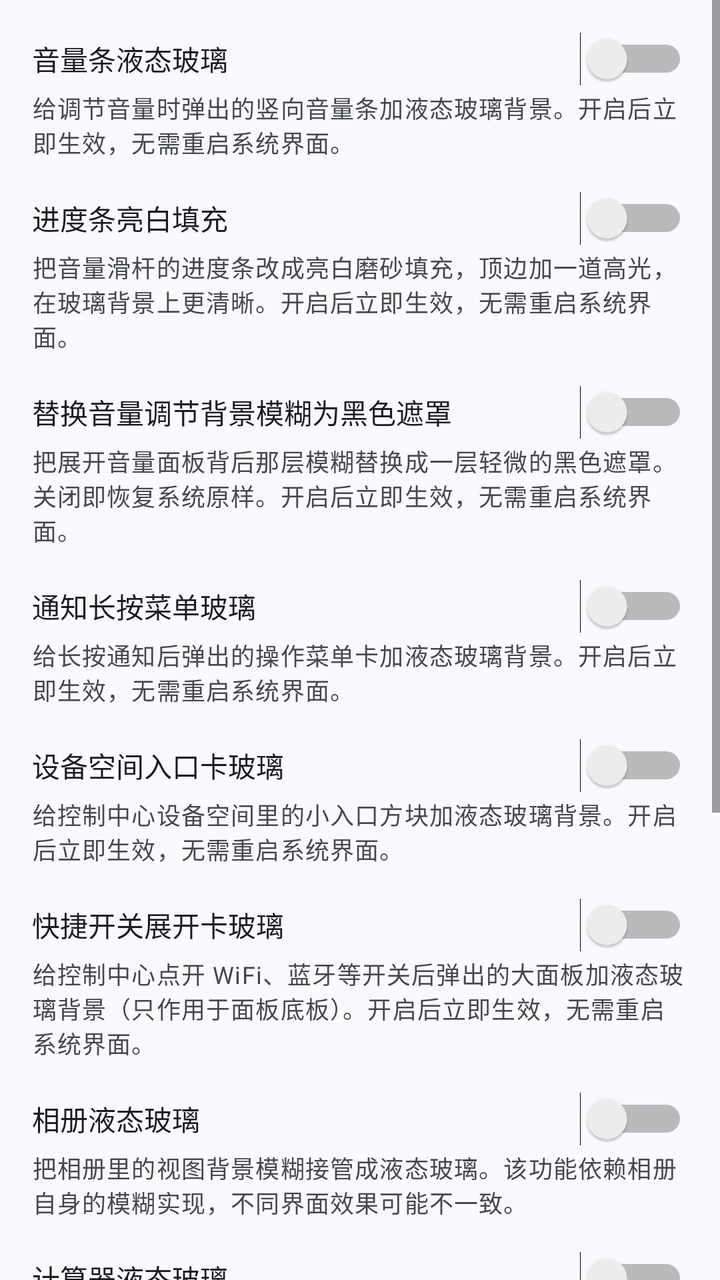
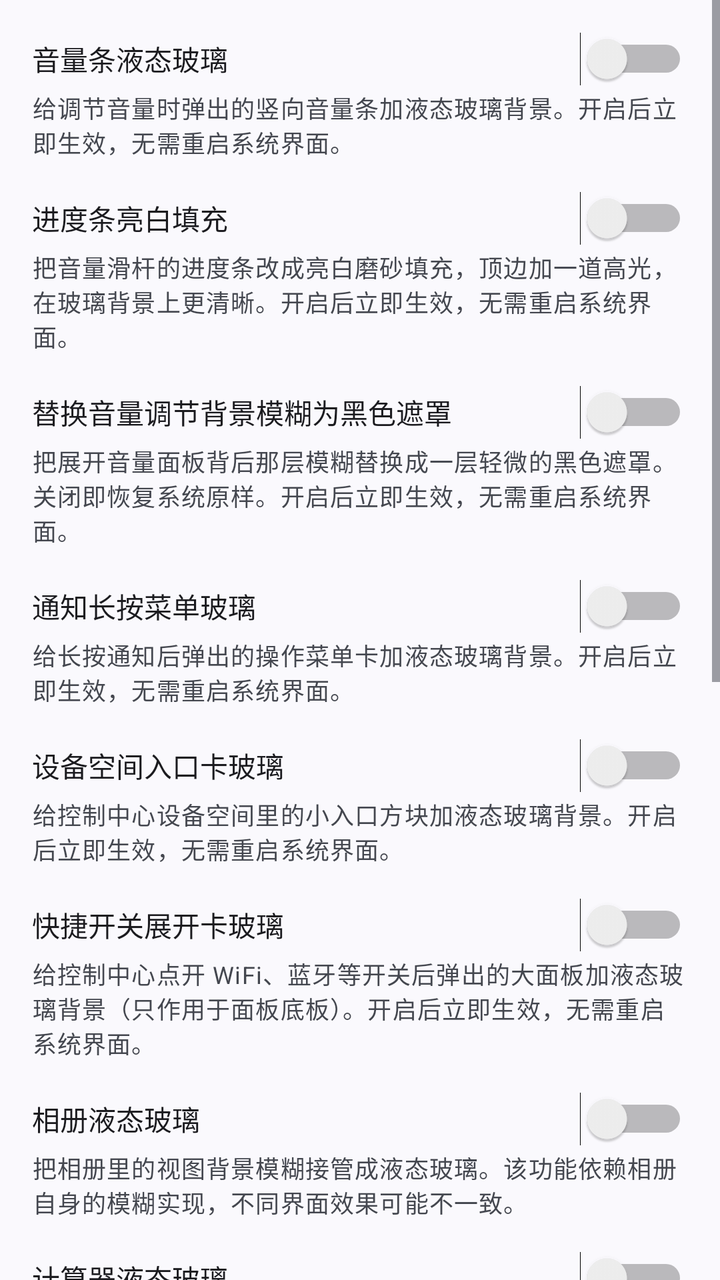

An Android layout rendered at two revisions. The XML below is the earlier revision; the diff shows what the commit changed to produce the second picture.
<!-- AndroidManifest.xml: application theme Theme.LiquidGlass -->
<!-- res/layout/view_cat_components.xml -->
<?xml version="1.0" encoding="utf-8"?>
<ScrollView xmlns:android="http://schemas.android.com/apk/res/android"
    android:layout_width="match_parent"
    android:layout_height="match_parent"
    android:fillViewport="true">

    <LinearLayout
        android:layout_width="match_parent"
        android:layout_height="wrap_content"
        android:orientation="vertical"
        android:padding="16dp">

        
        <Switch
            android:id="@+id/switchVolumeSeekBarGlass"
            android:layout_width="match_parent"
            android:layout_height="wrap_content"
            android:text="@string/settings_volume_seekbar_glass" />

        <TextView
            android:layout_width="match_parent"
            android:layout_height="wrap_content"
            android:layout_marginTop="2dp"
            android:text="@string/settings_volume_seekbar_glass_desc"
            android:textAppearance="?attr/textAppearanceBodySmall"
            android:textColor="?android:attr/textColorSecondary" />

        
        <Switch
            android:id="@+id/switchVolumePanelClean"
            android:layout_width="match_parent"
            android:layout_height="wrap_content"
            android:layout_marginTop="16dp"
            android:text="@string/settings_volume_panel_clean" />

        <TextView
            android:layout_width="match_parent"
            android:layout_height="wrap_content"
            android:layout_marginTop="2dp"
            android:text="@string/settings_volume_panel_clean_desc"
            android:textAppearance="?attr/textAppearanceBodySmall"
            android:textColor="?android:attr/textColorSecondary" />

        
        <Switch
            android:id="@+id/switchVolumePanelBackdrop"
            android:layout_width="match_parent"
            android:layout_height="wrap_content"
            android:layout_marginTop="16dp"
            android:text="@string/settings_volume_panel_backdrop" />

        <TextView
            android:layout_width="match_parent"
            android:layout_height="wrap_content"
            android:layout_marginTop="2dp"
            android:text="@string/settings_volume_panel_backdrop_desc"
            android:textAppearance="?attr/textAppearanceBodySmall"
            android:textColor="?android:attr/textColorSecondary" />

        
        <Switch
            android:id="@+id/switchNotificationPopupGlass"
            android:layout_width="match_parent"
            android:layout_height="wrap_content"
            android:layout_marginTop="16dp"
            android:text="@string/settings_notification_popup_glass" />

        <TextView
            android:layout_width="match_parent"
            android:layout_height="wrap_content"
            android:layout_marginTop="2dp"
            android:text="@string/settings_notification_popup_glass_desc"
            android:textAppearance="?attr/textAppearanceBodySmall"
            android:textColor="?android:attr/textColorSecondary" />

        
        <Switch
            android:id="@+id/switchDeviceEntranceGlass"
            android:layout_width="match_parent"
            android:layout_height="wrap_content"
            android:layout_marginTop="16dp"
            android:text="@string/settings_device_entrance_glass" />

        <TextView
            android:layout_width="match_parent"
            android:layout_height="wrap_content"
            android:layout_marginTop="2dp"
            android:text="@string/settings_device_entrance_glass_desc"
            android:textAppearance="?attr/textAppearanceBodySmall"
            android:textColor="?android:attr/textColorSecondary" />

        
        <Switch
            android:id="@+id/switchQsDetailGlass"
            android:layout_width="match_parent"
            android:layout_height="wrap_content"
            android:layout_marginTop="16dp"
            android:text="@string/settings_qs_detail_glass" />

        <TextView
            android:layout_width="match_parent"
            android:layout_height="wrap_content"
            android:layout_marginTop="2dp"
            android:text="@string/settings_qs_detail_glass_desc"
            android:textAppearance="?attr/textAppearanceBodySmall"
            android:textColor="?android:attr/textColorSecondary" />

        
        <Switch
            android:id="@+id/switchGalleryGlass"
            android:layout_width="match_parent"
            android:layout_height="wrap_content"
            android:layout_marginTop="16dp"
            android:text="@string/settings_gallery_glass" />

        <TextView
            android:layout_width="match_parent"
            android:layout_height="wrap_content"
            android:layout_marginTop="2dp"
            android:text="@string/settings_gallery_glass_desc"
            android:textAppearance="?attr/textAppearanceBodySmall"
            android:textColor="?android:attr/textColorSecondary" />

        
        <Switch
            android:id="@+id/switchCalculatorGlass"
            android:layout_width="match_parent"
            android:layout_height="wrap_content"
            android:layout_marginTop="16dp"
            android:text="@string/settings_calculator_glass" />

        <TextView
            android:layout_width="match_parent"
            android:layout_height="wrap_content"
            android:layout_marginTop="2dp"
            android:text="@string/settings_calculator_glass_desc"
            android:textAppearance="?attr/textAppearanceBodySmall"
            android:textColor="?android:attr/textColorSecondary" />

        
        <Switch
            android:id="@+id/switchSmartSidebarGlass"
            android:layout_width="match_parent"
            android:layout_height="wrap_content"
            android:layout_marginTop="16dp"
            android:text="@string/settings_smart_sidebar_glass" />

        <TextView
            android:layout_width="match_parent"
            android:layout_height="wrap_content"
            android:layout_marginTop="2dp"
            android:text="@string/settings_smart_sidebar_glass_desc"
            android:textAppearance="?attr/textAppearanceBodySmall"
            android:textColor="?android:attr/textColorSecondary" />

        
        <Switch
            android:id="@+id/switchAssistantScreenGlass"
            android:layout_width="match_parent"
            android:layout_height="wrap_content"
            android:layout_marginTop="16dp"
            android:text="@string/settings_assistant_screen_glass" />

        <TextView
            android:layout_width="match_parent"
            android:layout_height="wrap_content"
            android:layout_marginTop="2dp"
            android:text="@string/settings_assistant_screen_glass_desc"
            android:textAppearance="?attr/textAppearanceBodySmall"
            android:textColor="?android:attr/textColorSecondary" />

        
        <Switch
            android:id="@+id/switchGalleryShaderProbe"
            android:layout_width="match_parent"
            android:layout_height="wrap_content"
            android:layout_marginTop="16dp"
            android:text="@string/settings_gallery_shader_probe" />

        <TextView
            android:layout_width="match_parent"
            android:layout_height="wrap_content"
            android:layout_marginTop="2dp"
            android:text="@string/settings_gallery_shader_probe_desc"
            android:textAppearance="?attr/textAppearanceBodySmall"
            android:textColor="?android:attr/textColorSecondary" />

        
        <Switch
            android:id="@+id/switchClearAllBtnGlass"
            android:layout_width="match_parent"
            android:layout_height="wrap_content"
            android:layout_marginTop="16dp"
            android:text="@string/settings_clear_all_btn_glass" />

        <TextView
            android:layout_width="match_parent"
            android:layout_height="wrap_content"
            android:layout_marginTop="2dp"
            android:text="@string/settings_clear_all_btn_glass_desc"
            android:textAppearance="?attr/textAppearanceBodySmall"
            android:textColor="?android:attr/textColorSecondary" />

    </LinearLayout>
</ScrollView>
<!-- resources referenced by this layout -->
<resources>
  <string name="settings_assistant_screen_glass">速览（负一屏）玻璃</string>
  <string name="settings_assistant_screen_glass_desc">给速览（负一屏）的卡片和控件加玻璃效果。</string>
  <string name="settings_calculator_glass">计算器液态玻璃</string>
  <string name="settings_calculator_glass_desc">把计算器的对话框与弹出菜单背景模糊接管成液态玻璃。</string>
  <string name="settings_clear_all_btn_glass">最近任务清除按钮</string>
  <string name="settings_clear_all_btn_glass_desc">把最近任务页底部的「清除全部」按钮变成液态玻璃。开启后立即生效，无需重启桌面。</string>
  <string name="settings_device_entrance_glass">设备空间入口卡玻璃</string>
  <string name="settings_device_entrance_glass_desc">给控制中心设备空间里的小入口方块加液态玻璃背景。开启后立即生效，无需重启系统界面。</string>
  <string name="settings_gallery_glass">相册液态玻璃</string>
  <string name="settings_gallery_glass_desc">把相册里的视图背景模糊接管成液态玻璃。该功能依赖相册自身的模糊实现，不同界面效果可能不一致。</string>
  <string name="settings_gallery_shader_probe">相册采样范围探针（实验）</string>
  <string name="settings_gallery_shader_probe_desc">临时替换相册背景模糊做诊断：元素边缘出现红色环＝模糊取到了元素外面的背景（可以做真折射），绿色环＝只取到元素内的内容。开启后相册背景会变清晰并带一圈色环，关掉即恢复原模糊。</string>
  <string name="settings_notification_popup_glass">通知长按菜单玻璃</string>
  <string name="settings_notification_popup_glass_desc">给长按通知后弹出的操作菜单卡加液态玻璃背景。开启后立即生效，无需重启系统界面。</string>
  <string name="settings_qs_detail_glass">快捷开关展开卡玻璃</string>
  <string name="settings_qs_detail_glass_desc">给控制中心点开 WiFi、蓝牙等开关后弹出的大面板加液态玻璃背景（只作用于面板底板）。开启后立即生效，无需重启系统界面。</string>
  <string name="settings_smart_sidebar_glass">智能侧边栏液态玻璃</string>
  <string name="settings_smart_sidebar_glass_desc">把智能侧边栏面板与卡片的背景模糊接管成液态玻璃。</string>
  <string name="settings_volume_panel_backdrop">替换音量调节背景模糊为黑色遮罩</string>
  <string name="settings_volume_panel_backdrop_desc">把展开音量面板背后那层模糊替换成一层轻微的黑色遮罩。关闭即恢复系统原样。开启后立即生效，无需重启系统界面。</string>
  <string name="settings_volume_panel_clean">进度条亮白填充</string>
  <string name="settings_volume_panel_clean_desc">把音量滑杆的进度条改成亮白磨砂填充，顶边加一道高光，在玻璃背景上更清晰。开启后立即生效，无需重启系统界面。</string>
  <string name="settings_volume_seekbar_glass">音量条液态玻璃</string>
  <string name="settings_volume_seekbar_glass_desc">给调节音量时弹出的竖向音量条加液态玻璃背景。开启后立即生效，无需重启系统界面。</string>
  <style name="Theme.LiquidGlass" parent="Theme.Material3.DynamicColors.DayNight.NoActionBar" />
</resources>

<!-- the commit's change to res/layout/view_cat_components.xml (unified diff, before → after) -->
@@ -201,5 +201,37 @@
             android:textAppearance="?attr/textAppearanceBodySmall"
             android:textColor="?android:attr/textColorSecondary" />
 
+        
+        <Switch
+            android:id="@+id/switchEditToolbarGlass"
+            android:layout_width="match_parent"
+            android:layout_height="wrap_content"
+            android:layout_marginTop="16dp"
+            android:text="@string/settings_edit_toolbar_glass" />
+
+        <TextView
+            android:layout_width="match_parent"
+            android:layout_height="wrap_content"
+            android:layout_marginTop="2dp"
+            android:text="@string/settings_edit_toolbar_glass_desc"
+            android:textAppearance="?attr/textAppearanceBodySmall"
+            android:textColor="?android:attr/textColorSecondary" />
+
+        
+        <Switch
+            android:id="@+id/switchPopupMenuGlass"
+            android:layout_width="match_parent"
+            android:layout_height="wrap_content"
+            android:layout_marginTop="16dp"
+            android:text="@string/settings_popup_menu_glass" />
+
+        <TextView
+            android:layout_width="match_parent"
+            android:layout_height="wrap_content"
+            android:layout_marginTop="2dp"
+            android:text="@string/settings_popup_menu_glass_desc"
+            android:textAppearance="?attr/textAppearanceBodySmall"
+            android:textColor="?android:attr/textColorSecondary" />
+
     </LinearLayout>
 </ScrollView>
<!-- resource entries referenced after the edit -->
@@ -8,12 +8,16 @@
   <string name="settings_clear_all_btn_glass_desc">把最近任务页底部的「清除全部」按钮变成液态玻璃。开启后立即生效，无需重启桌面。</string>
   <string name="settings_device_entrance_glass">设备空间入口卡玻璃</string>
   <string name="settings_device_entrance_glass_desc">给控制中心设备空间里的小入口方块加液态玻璃背景。开启后立即生效，无需重启系统界面。</string>
+  <string name="settings_edit_toolbar_glass">桌面整理/完成按钮</string>
+  <string name="settings_edit_toolbar_glass_desc">把双指捏合进入桌面编辑模式后左上角「整理」和右上角「完成」两个按钮变成液态玻璃。开启后立即生效，无需重启桌面。</string>
   <string name="settings_gallery_glass">相册液态玻璃</string>
   <string name="settings_gallery_glass_desc">把相册里的视图背景模糊接管成液态玻璃。该功能依赖相册自身的模糊实现，不同界面效果可能不一致。</string>
   <string name="settings_gallery_shader_probe">相册采样范围探针（实验）</string>
   <string name="settings_gallery_shader_probe_desc">临时替换相册背景模糊做诊断：元素边缘出现红色环＝模糊取到了元素外面的背景（可以做真折射），绿色环＝只取到元素内的内容。开启后相册背景会变清晰并带一圈色环，关掉即恢复原模糊。</string>
   <string name="settings_notification_popup_glass">通知长按菜单玻璃</string>
   <string name="settings_notification_popup_glass_desc">给长按通知后弹出的操作菜单卡加液态玻璃背景。开启后立即生效，无需重启系统界面。</string>
+  <string name="settings_popup_menu_glass">桌面长按菜单底衬</string>
+  <string name="settings_popup_menu_glass_desc">把长按桌面图标、文件夹、卡片时弹出菜单的整屏毛玻璃背景变成液态玻璃（折射、色散、高光）。开启后立即生效，无需重启桌面。</string>
   <string name="settings_qs_detail_glass">快捷开关展开卡玻璃</string>
   <string name="settings_qs_detail_glass_desc">给控制中心点开 WiFi、蓝牙等开关后弹出的大面板加液态玻璃背景（只作用于面板底板）。开启后立即生效，无需重启系统界面。</string>
   <string name="settings_smart_sidebar_glass">智能侧边栏液态玻璃</string>
